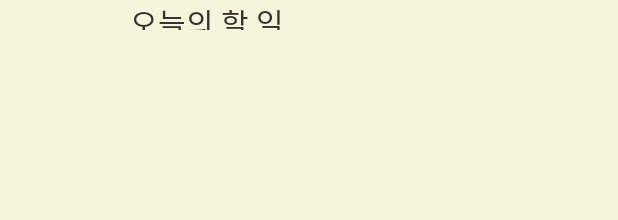
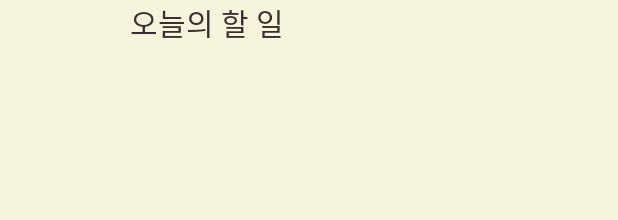
Before and after one commit to hoyahozz/Pcheduler, an Android app: the layout item_list.xml on its own in the app's theme, with its tools: preview values and no code run, on a phone screen of 412 x 824 dp. Shown: the top 220 px of the screen. Run offline under Robolectric (Android 15) with nearby library versions, the phone set to English and light mode, and no system bars.

Commit message:
Design : XML
xml 중첩 현상 주석 처리로 해결

item id 생성

```diff
--- a/app/src/main/res/layout/activity_main.xml
+++ b/app/src/main/res/layout/activity_main.xml
@@ -6,7 +6,7 @@
     android:layout_width="match_parent"
     android:layout_height="match_parent"
     tools:context=".MainActivity">
-
+<!--
     <TextView
         android:layout_width="wrap_content"
         android:layout_height="50dp"
@@ -19,7 +19,7 @@
         android:layout_marginLeft="20dp"
         android:gravity="center"
         app:layout_constraintLeft_toLeftOf="parent"
-        app:layout_constraintTop_toTopOf="parent" />
+        app:layout_constraintTop_toTopOf="parent" /> -->
 
 
 <!--
--- a/app/src/main/res/layout/item_list.xml
+++ b/app/src/main/res/layout/item_list.xml
@@ -6,7 +6,8 @@
 
     <androidx.constraintlayout.widget.ConstraintLayout
         android:layout_width="match_parent"
-        android:layout_height="20dp"
+        android:layout_height="30dp"
+        android:id="@+id/item_list_container"
         android:layout_marginHorizontal="5dp"
         android:layout_marginStart="5dp"
         android:layout_marginLeft="5dp"
@@ -19,24 +20,16 @@
         <ImageView
             android:id="@+id/item_list_img"
             android:layout_width="0dp"
-            android:layout_height="20dp"
+            android:layout_height="25dp"
             app:layout_constraintBottom_toBottomOf="parent"
             app:layout_constraintLeft_toLeftOf="parent"
             app:layout_constraintTop_toTopOf="parent"
-            app:layout_constraintWidth_percent="0.2" />
-
-        <View
-            android:layout_width="1px"
-            android:layout_height="match_parent"
-            app:layout_constraintLeft_toLeftOf="@+id/item_list"
-            app:layout_constraintRight_toRightOf="@+id/item_list_img"
-            app:layout_constraintTop_toTopOf="parent" />
-
+            app:layout_constraintWidth_percent="0.1" />
 
         <TextView
             android:id="@+id/item_list"
             android:layout_width="0dp"
-            android:layout_height="20dp"
+            android:layout_height="25dp"
             android:text="오늘의 할 일"
             android:fontFamily="@font/gowundodum"
             android:gravity="center_vertical"
@@ -46,13 +39,6 @@
             app:layout_constraintTop_toTopOf="parent"
             app:layout_constraintWidth_percent="0.8" />
 
-        <View
-            android:layout_width="wrap_content"
-            android:layout_height="1px"
-            app:layout_constraintWidth_percent="0.9"
-            app:layout_constraintLeft_toLeftOf="parent"
-            app:layout_constraintRight_toRightOf="parent"
-            app:layout_constraintTop_toBottomOf="@id/item_list"/>
 
 
 
```
